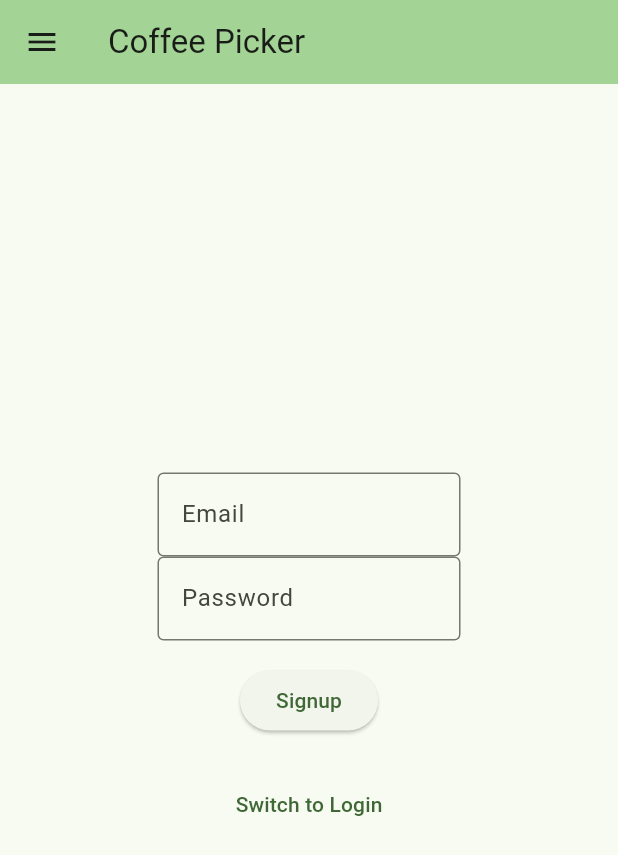
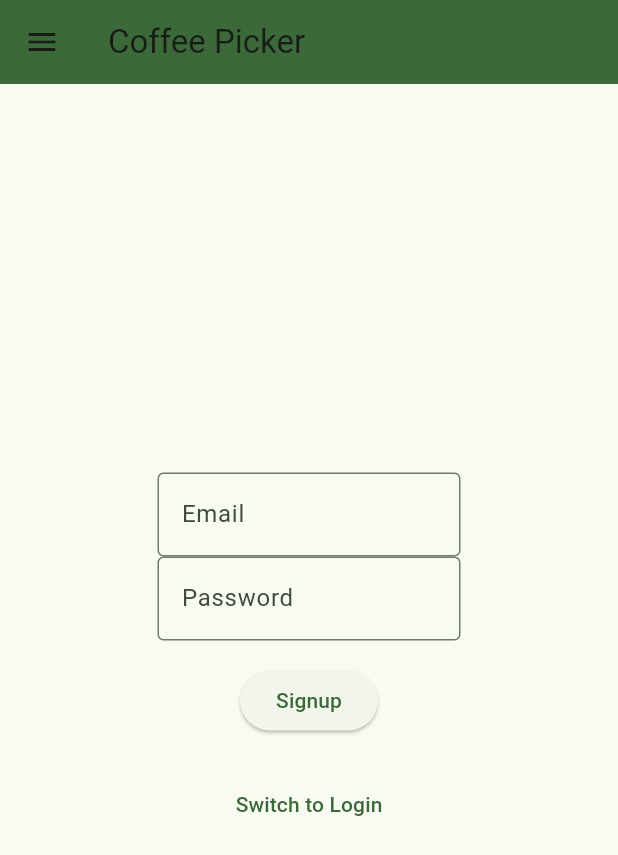
Before and after one commit to andrew-surratt/coffee-picker, a Flutter app: the screen it shows after launch, on a phone screen of 412 x 824 dp. Shown: the top 855 px of the screen. Run offline on Flutter 3.47's test engine with Material 2 defaults, Android fonts, the phone set to English and light mode, and no system bars; our stand-ins replace cloud_firestore, firebase_auth, firebase_core, fl_chart, flutter_riverpod; missing offline and left inert: textfield_tags; accounts and stored records are empty; generated files the repository leaves out were written again.

Commit message:
Add profile page with display name field (#40)

```diff
--- a/lib/components/scaffold.dart
+++ b/lib/components/scaffold.dart
@@ -1,5 +1,6 @@
 import 'package:coffee_picker/components/coffees.dart';
 import 'package:coffee_picker/components/comparison_chart.dart';
+import 'package:coffee_picker/components/user_profile.dart';
 import 'package:flutter/material.dart';
 import 'package:flutter_riverpod/flutter_riverpod.dart';
 
@@ -27,7 +28,7 @@ class ScaffoldBuilder extends ConsumerWidget {
 
     return Scaffold(
       appBar: AppBar(
-        backgroundColor: themeData.colorScheme.inversePrimary,
+        backgroundColor: themeData.colorScheme.primary,
         title: Text(config.value?.title ?? defaultConfig.title),
       ),
       body: Padding(
@@ -40,12 +41,27 @@ class ScaffoldBuilder extends ConsumerWidget {
   }
 
   Drawer buildDrawer(BuildContext context) {
+    var theme = Theme.of(context);
     return Drawer(
-      child: ListView(
-        padding: EdgeInsets.zero,
+      child: Column(
+        mainAxisAlignment: MainAxisAlignment.start,
         children: [
+          SizedBox(
+            height: 80,
+            child: DrawerHeader(
+              decoration: BoxDecoration(color: theme.primaryColor),
+              padding: const EdgeInsets.symmetric(vertical: 20, horizontal: 20),
+              child: const Row(
+                  children: [
+                    Icon(Icons.coffee),
+                    Spacer(),
+                  ]
+              ),
+            ),
+          ),
           ListTile(
             title: const Text('Home'),
+            leading: const Icon(Icons.home),
             onTap: () {
               Navigator.pop(context);
               Navigator.pushReplacement(context,
@@ -54,25 +70,40 @@ class ScaffoldBuilder extends ConsumerWidget {
           ),
           ListTile(
             title: const Text('Demo'),
+            leading: const Icon(Icons.construction),
             onTap: () {
               Navigator.pop(context);
-              Navigator.pushReplacement(context,
-                  MaterialPageRoute(builder: (context) => CoffeeInput()));
+              Navigator.pushReplacement(
+                  context, MaterialPageRoute(builder: (context) => CoffeeInput()));
             },
           ),
           ListTile(
             title: const Text('Compare'),
+            leading: const Icon(Icons.bar_chart),
             onTap: () {
               Navigator.pop(context);
               Navigator.pushReplacement(
                   context,
                   MaterialPageRoute(
                       builder: (context) => ComparisonChart(chartComponents: [
-                            ChartComponent(ComponentName.price),
-                            ChartComponent(ComponentName.rating),
-                          ])));
+                        ChartComponent(ComponentName.price),
+                        ChartComponent(ComponentName.rating),
+                      ])));
             },
           ),
+          const Spacer(),
+          ListTile(
+            title: const Text('Profile'),
+            leading: const Icon(Icons.person),
+            onTap: () {
+              Navigator.pop(context);
+              Navigator.pushReplacement(
+                  context,
+                  MaterialPageRoute(
+                    builder: (context) => const UserProfile(),
+                  ));
+            },
+          )
         ],
       ),
     );
--- a/lib/main.dart
+++ b/lib/main.dart
@@ -20,7 +20,7 @@ class MyApp extends StatelessWidget {
   Widget build(BuildContext context) {
     return MaterialApp(
       theme: ThemeData(
-        colorScheme: ColorScheme.fromSeed(seedColor: const Color(0xFF056608)),
+        colorScheme: ColorScheme.fromSeed(seedColor: Colors.green),
         useMaterial3: true,
       ),
       home: const MyHomePage(),
--- a/lib/utils/forms.dart
+++ b/lib/utils/forms.dart
@@ -27,7 +27,9 @@ TextFormField buildFormFieldText({
   String Function()? validationText,
   String? emptyValidationText,
   TextInputType? textInputType,
+  TextStyle? style,
   bool obscureText = false,
+  bool readOnly = false,
   bool Function(String value)? isInvalid,
 }) {
   return buildTextFormField(
@@ -39,6 +41,8 @@ TextFormField buildFormFieldText({
     textInputType: textInputType,
     obscureText: obscureText,
     isInvalid: isInvalid,
+    readOnly: readOnly,
+    style: style,
   );
 }
 
@@ -49,13 +53,17 @@ TextFormField buildTextFormField({
   String Function()? validationText,
   String? emptyValidationText,
   TextInputType? textInputType,
+  TextStyle? style,
   bool obscureText = false,
+  bool readOnly = false,
   bool Function(String value)? isInvalid,
 }) {
   return TextFormField(
     controller: controller,
     keyboardType: textInputType,
     obscureText: obscureText,
+    readOnly: readOnly,
+    style: style,
     decoration: InputDecoration(
       border: const OutlineInputBorder(),
       labelText: label,
```
Also changed, not shown: lib/components/user_profile.dart (added, +151 -0 lines), lib/services/auth.dart (+11 -0 lines).
